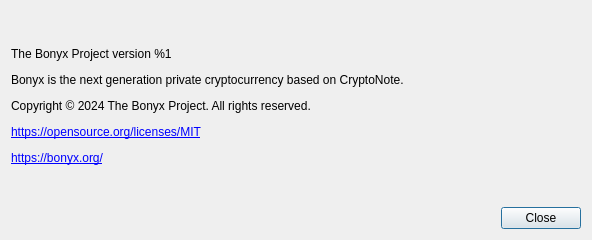
First picture: the form in src/gui/ui/aboutdialog.ui, repository bonyx-project/bonyx-wallet, before the edit.
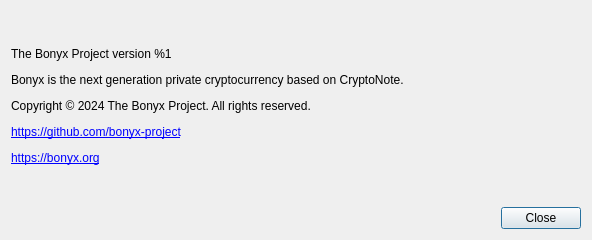
Second picture: the form after the edit.

Patch:
```diff
--- a/src/gui/ui/aboutdialog.ui
+++ b/src/gui/ui/aboutdialog.ui
@@ -41,7 +41,7 @@
       </sizepolicy>
      </property>
      <property name="text">
-      <string>&lt;html&gt;&lt;head/&gt;&lt;body&gt;&lt;p&gt;The Bonyx Project version %1&lt;/p&gt;&lt;p&gt;Bonyx is the next generation private cryptocurrency based on CryptoNote.&lt;/p&gt;&lt;p&gt;Copyright © 2024 The Bonyx Project. All rights reserved.&lt;/p&gt;&lt;p&gt;&lt;a href=&quot;https://opensource.org/licenses/MIT&quot;&gt;&lt;span style=&quot; text-decoration: underline; color:#0000ff;&quot;&gt;https://opensource.org/licenses/MIT&lt;/span&gt;&lt;/a&gt;&lt;/p&gt;&lt;p&gt;&lt;a href=&quot;https://bonyx.org/&quot;&gt;&lt;span style=&quot; text-decoration: underline; color:#0000ff;&quot;&gt;https://bonyx.org/&lt;/span&gt;&lt;/a&gt;&lt;/p&gt;&lt;/body&gt;&lt;/html&gt;</string>
+      <string>&lt;html&gt;&lt;head/&gt;&lt;body&gt;&lt;p&gt;The Bonyx Project version %1&lt;/p&gt;&lt;p&gt;Bonyx is the next generation private cryptocurrency based on CryptoNote.&lt;/p&gt;&lt;p&gt;Copyright © 2024 The Bonyx Project. All rights reserved.&lt;/p&gt;&lt;p&gt;&lt;a href=&quot;https://github.com/bonyx-project&quot;&gt;&lt;span style=&quot; text-decoration: underline; color:#0000ff;&quot;&gt;https://github.com/bonyx-project&lt;/span&gt;&lt;/a&gt;&lt;/p&gt;&lt;p&gt;&lt;a href=&quot;https://bonyx.org&quot;&gt;&lt;span style=&quot; text-decoration: underline; color:#0000ff;&quot;&gt;https://bonyx.org&lt;/span&gt;&lt;/a&gt;&lt;/p&gt;&lt;/body&gt;&lt;/html&gt;</string>
      </property>
      <property name="textFormat">
       <enum>Qt::RichText</enum>
```
